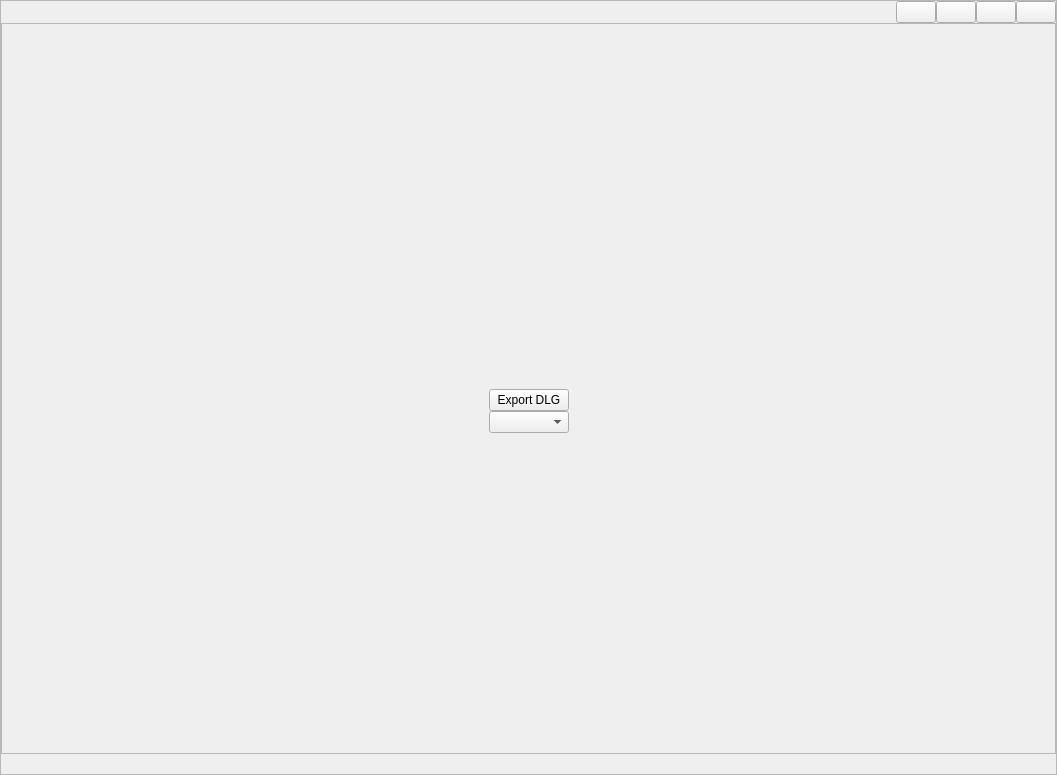
Qt form src/gui/ui/main.ui (LaM0uette/MyDLG) before a commit.
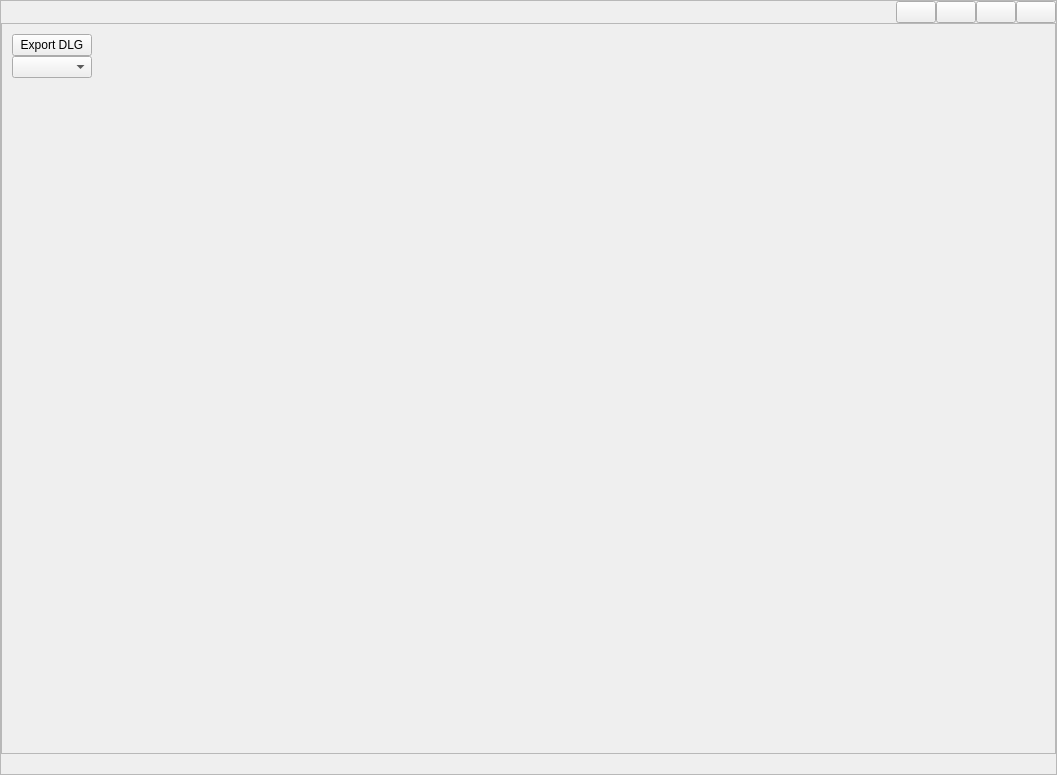
The same form after that commit.

Commit message: MyDlg page accueil - ui - pb

```diff
--- a/src/gui/ui/main.ui
+++ b/src/gui/ui/main.ui
@@ -142,87 +142,61 @@
          <property name="bottomMargin">
           <number>0</number>
          </property>
-         <item>
-          <spacer name="verticalSpacer">
-           <property name="orientation">
-            <enum>Qt::Vertical</enum>
-           </property>
-           <property name="sizeHint" stdset="0">
-            <size>
-             <width>20</width>
-             <height>40</height>
-            </size>
-           </property>
-          </spacer>
-         </item>
          <item>
           <widget class="QStackedWidget" name="stk_main">
            <widget class="QWidget" name="pg_menu">
             <layout class="QGridLayout" name="gridLayout">
              <property name="leftMargin">
-              <number>0</number>
+              <number>10</number>
              </property>
              <property name="topMargin">
-              <number>0</number>
+              <number>10</number>
              </property>
              <property name="rightMargin">
-              <number>0</number>
+              <number>10</number>
              </property>
              <property name="bottomMargin">
-              <number>0</number>
+              <number>10</number>
              </property>
              <property name="spacing">
               <number>0</number>
              </property>
-             <item row="0" column="2">
-              <spacer name="horizontalSpacer_3">
-               <property name="orientation">
-                <enum>Qt::Horizontal</enum>
-               </property>
-               <property name="sizeHint" stdset="0">
-                <size>
-                 <width>40</width>
-                 <height>20</height>
-                </size>
-               </property>
-              </spacer>
-             </item>
              <item row="0" column="1">
+              <spacer name="horizontalSpacer_3">
+               <property name="orientation">
+                <enum>Qt::Horizontal</enum>
+               </property>
+               <property name="sizeHint" stdset="0">
+                <size>
+                 <width>40</width>
+                 <height>20</height>
+                </size>
+               </property>
+              </spacer>
+             </item>
+             <item row="2" column="0">
+              <spacer name="verticalSpacer_2">
+               <property name="orientation">
+                <enum>Qt::Vertical</enum>
+               </property>
+               <property name="sizeHint" stdset="0">
+                <size>
+                 <width>20</width>
+                 <height>40</height>
+                </size>
+               </property>
+              </spacer>
+             </item>
+             <item row="0" column="0">
               <widget class="QPushButton" name="pb_menu_exportdlg">
                <property name="text">
                 <string>Export DLG</string>
                </property>
               </widget>
              </item>
-             <item row="0" column="0">
-              <spacer name="horizontalSpacer">
-               <property name="orientation">
-                <enum>Qt::Horizontal</enum>
-               </property>
-               <property name="sizeHint" stdset="0">
-                <size>
-                 <width>40</width>
-                 <height>20</height>
-                </size>
-               </property>
-              </spacer>
-             </item>
-             <item row="1" column="1">
+             <item row="1" column="0">
               <widget class="QComboBox" name="cb_menu_exportdlg"/>
              </item>
-             <item row="2" column="1">
-              <spacer name="verticalSpacer_2">
-               <property name="orientation">
-                <enum>Qt::Vertical</enum>
-               </property>
-               <property name="sizeHint" stdset="0">
-                <size>
-                 <width>20</width>
-                 <height>40</height>
-                </size>
-               </property>
-              </spacer>
-             </item>
             </layout>
            </widget>
            <widget class="QWidget" name="page_2"/>
```
The commit also changes 3 other files.
